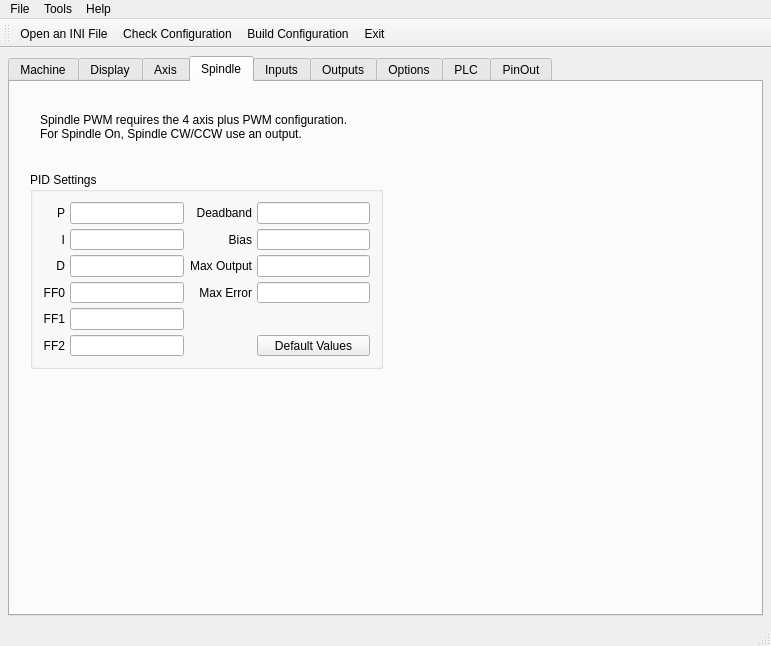
The window that 7i96.ui (snelweg/7i96) describes before a commit, drawn with Qt 5.
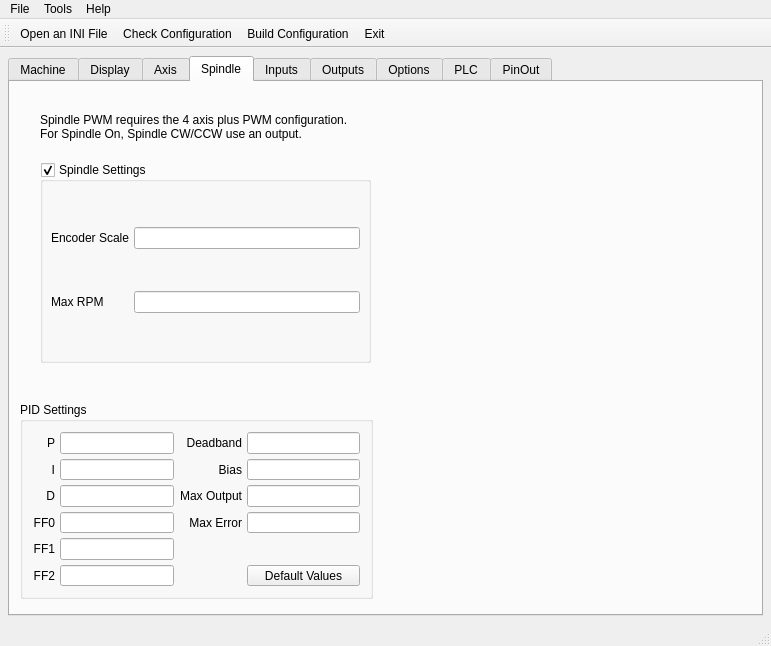
The same window after the commit. The open tabs and pages were chosen to show the change.

Commit message: add lathe support

Diff of the .ui file:
```diff
--- a/7i96.ui
+++ b/7i96.ui
@@ -4092,8 +4092,8 @@
        <widget class="QGroupBox" name="groupBox_6">
         <property name="geometry">
          <rect>
-          <x>20</x>
-          <y>90</y>
+          <x>10</x>
+          <y>320</y>
           <width>353</width>
           <height>197</height>
          </rect>
@@ -4326,6 +4326,47 @@
          </item>
         </layout>
        </widget>
+       <widget class="QGroupBox" name="spindleGB">
+        <property name="geometry">
+         <rect>
+          <x>30</x>
+          <y>80</y>
+          <width>331</width>
+          <height>201</height>
+         </rect>
+        </property>
+        <property name="title">
+         <string>Spindle Settings</string>
+        </property>
+        <property name="checkable">
+         <bool>true</bool>
+        </property>
+        <property name="checked">
+         <bool>true</bool>
+        </property>
+        <layout class="QGridLayout" name="gridLayout_31">
+         <item row="0" column="1">
+          <widget class="QLineEdit" name="spindleScale"/>
+         </item>
+         <item row="0" column="0">
+          <widget class="QLabel" name="label_178">
+           <property name="text">
+            <string>Encoder Scale</string>
+           </property>
+          </widget>
+         </item>
+         <item row="1" column="0">
+          <widget class="QLabel" name="label_180">
+           <property name="text">
+            <string>Max RPM</string>
+           </property>
+          </widget>
+         </item>
+         <item row="1" column="1">
+          <widget class="QLineEdit" name="spindleMaxRpm"/>
+         </item>
+        </layout>
+       </widget>
       </widget>
       <widget class="QWidget" name="inputs">
        <attribute name="title">
```
Left out of the diff: 31 changed lines with no effect on the pictures. The commit also changes 2 other files.
